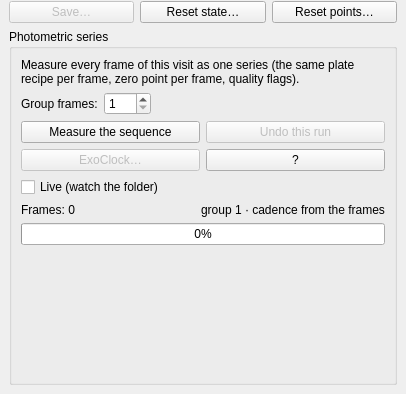
Above: nightscribe/gui/ui/ufe_measure_tab.ui from irydeo/nightscribe before the change; both pictures show x 0 to 406 and y 329 to 723 of the 406 by 723 pixel window. Below: the same form after it.
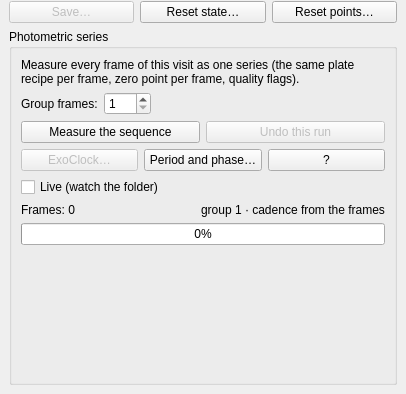
That is the form after the change.

Commit message: series: align the frames, tie the comps, and search the period

```diff
--- a/nightscribe/gui/ui/ufe_measure_tab.ui
+++ b/nightscribe/gui/ui/ufe_measure_tab.ui
@@ -372,6 +372,16 @@
              </property>
             </widget>
            </item>
+           <item>
+            <widget class="QPushButton" name="btn_series_phase">
+             <property name="toolTip">
+              <string>Search the project's curve for its period (Lomb-Scargle and PDM) and fold it into the two-panel report, with what the baseline can and cannot say</string>
+             </property>
+             <property name="text">
+              <string>Period and phase…</string>
+             </property>
+            </widget>
+           </item>
            <item>
             <widget class="QPushButton" name="btn_series_help">
              <property name="toolTip">
```
The commit also changes 45 other files.
